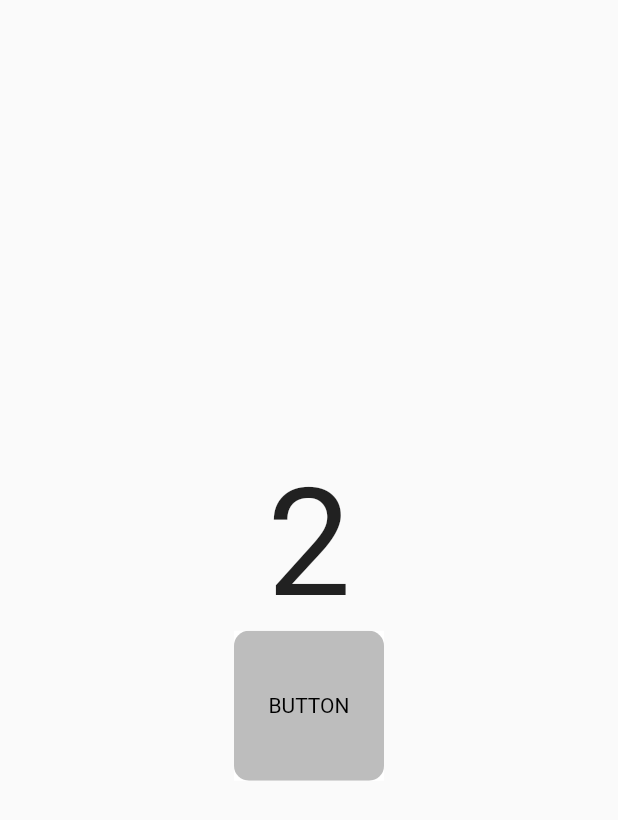
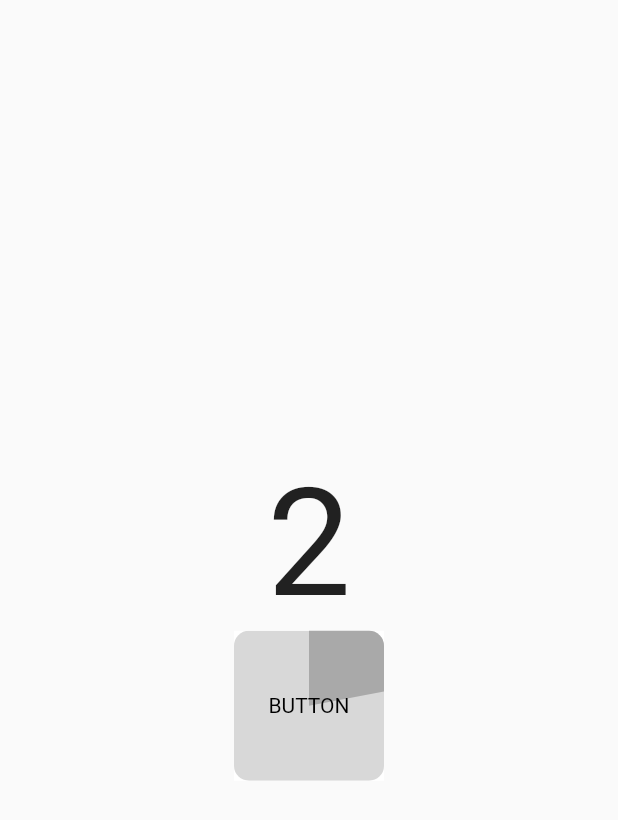
Before and after one commit to sudar-life/cooltime_action_button, a Flutter app: the screen it shows after launch, after a tap on "BUTTON", on a phone screen of 412 x 824 dp. Shown: the top 820 px of the screen. Run offline on Flutter 3.47's test engine with Material 2 defaults, Android fonts, the phone set to English and light mode, and no system bars.

Commit message:
button cooltime animation 처리

```diff
--- a/lib/src/components/cooltime_button.dart
+++ b/lib/src/components/cooltime_button.dart
@@ -1,3 +1,4 @@
+import 'package:cooltime_action_button/src/components/progress_animate_container.dart';
 import 'package:cooltime_action_button/src/controller/button_controller.dart';
 import 'package:flutter/material.dart';
 
@@ -10,10 +11,32 @@ class CoolTimeButton extends StatefulWidget {
   _CoolTimeButtonState createState() => _CoolTimeButtonState();
 }
 
-class _CoolTimeButtonState extends State<CoolTimeButton> {
+class _CoolTimeButtonState extends State<CoolTimeButton>
+    with SingleTickerProviderStateMixin {
   bool isActive = true;
+  int delay = 5;
+
+  AnimationController animationController;
+  Animation<double> animation;
+  double _progress = 0;
   @override
   void initState() {
+    animationController =
+        AnimationController(duration: Duration(seconds: delay), vsync: this);
+    animation = Tween(begin: 0.0, end: 1.0).animate(
+      new CurvedAnimation(parent: animationController, curve: Curves.linear),
+    )..addListener(
+        () {
+          setState(
+            () {
+              _progress = animation.value;
+              if (animationController.isCompleted) {
+                _changeState(true);
+              }
+            },
+          );
+        },
+      );
     super.initState();
   }
 
@@ -26,10 +49,8 @@ class _CoolTimeButtonState extends State<CoolTimeButton> {
   void _actionButton() {
     if (isActive) {
       _changeState(false);
+      animationController.forward(from: 0);
       buttonController.action(ButtonType.ACTION1);
-      Future.delayed(Duration(seconds: 1), () {
-        _changeState(true);
-      });
     }
   }
 
@@ -41,29 +62,10 @@ class _CoolTimeButtonState extends State<CoolTimeButton> {
         onTap: _actionButton,
         child: ClipRRect(
             borderRadius: BorderRadius.circular(10),
-            child: Stack(
-              children: [
-                Container(
-                  width: 100,
-                  height: 100,
-                  color: Colors.grey.shade400,
-                  child: Center(
-                    child: Text(
-                      "BUTTON",
-                      style: TextStyle(
-                        color: Colors.black,
-                      ),
-                    ),
-                  ),
-                ),
-                Container(
-                  width: 100,
-                  height: 100,
-                  color: isActive
-                      ? Colors.transparent
-                      : Colors.black.withOpacity(0.5),
-                ),
-              ],
+            child: ProgressAnimateContainer(
+              progress: _progress,
+              width: 100,
+              height: 100,
             )),
       ),
     );
--- /dev/null
+++ b/lib/src/components/progress_animate_container.dart
@@ -0,0 +1,59 @@
+import 'dart:math';
+
+import 'package:flutter/material.dart';
+
+class ProgressAnimateContainer extends StatelessWidget {
+  final double progress;
+  final double width;
+  final double height;
+  ProgressAnimateContainer({Key key, this.progress, this.width, this.height})
+      : super(key: key);
+
+  @override
+  Widget build(BuildContext context) {
+    return Container(
+      width: this.width,
+      height: this.height,
+      child: CustomPaint(
+        painter: ProgressAnimatePainter(progress),
+        child: Container(
+          width: 100,
+          height: 100,
+          color: Colors.grey.withOpacity(0.4),
+          child: Center(
+            child: Text(
+              "BUTTON",
+              style: TextStyle(
+                color: Colors.black,
+              ),
+            ),
+          ),
+        ),
+      ),
+    );
+  }
+}
+
+class ProgressAnimatePainter extends CustomPainter {
+  double progress;
+  ProgressAnimatePainter(this.progress);
+  @override
+  void paint(Canvas canvas, Size size) {
+    var paint = Paint();
+
+    paint.color = Colors.grey.withOpacity(0.8);
+    paint.style = PaintingStyle.fill;
+    paint.strokeWidth = 1;
+
+    Offset center = Offset(size.width / 2, size.height / 2);
+    double arcAngle = 2 * pi * (progress);
+
+    canvas.drawArc(Rect.fromCircle(center: center, radius: 100), -pi / 2,
+        arcAngle, true, paint);
+  }
+
+  @override
+  bool shouldRepaint(ProgressAnimatePainter oldDelegate) {
+    return this.progress != oldDelegate.progress;
+  }
+}
```
